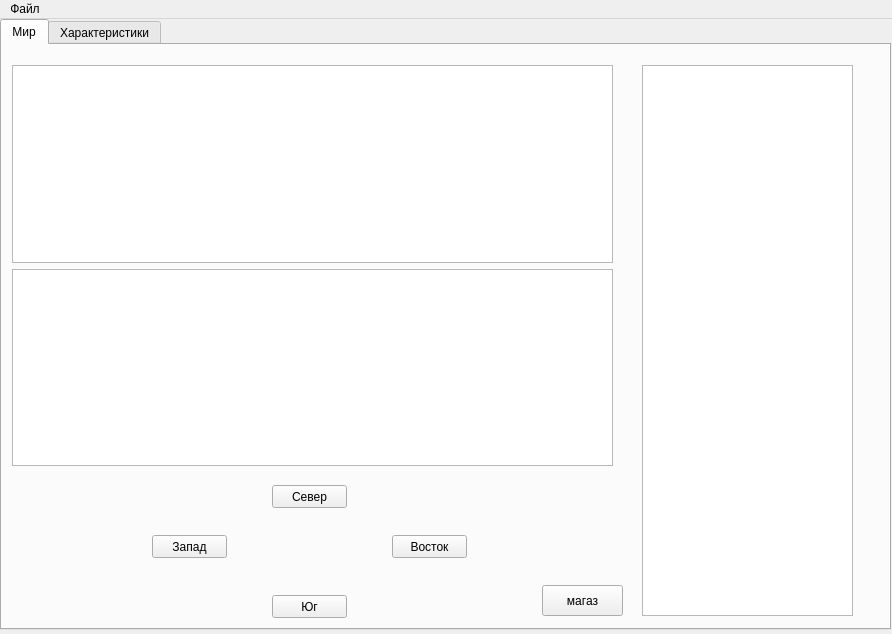
First picture: the form in mainwindow.ui, repository 6rayWa1cher/codename-piratelands, before the edit.
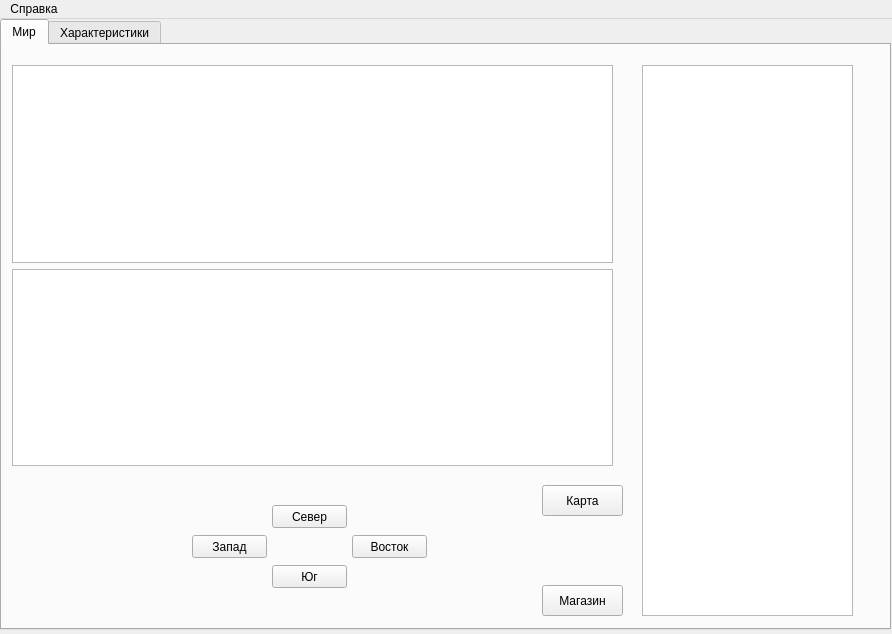
Second picture: the form after the edit.

```diff
--- a/mainwindow.ui
+++ b/mainwindow.ui
@@ -61,7 +61,7 @@
       <property name="geometry">
        <rect>
         <x>270</x>
-        <y>440</y>
+        <y>460</y>
         <width>75</width>
         <height>23</height>
        </rect>
@@ -74,7 +74,7 @@
       <property name="geometry">
        <rect>
         <x>270</x>
-        <y>550</y>
+        <y>520</y>
         <width>75</width>
         <height>23</height>
        </rect>
@@ -86,7 +86,7 @@
      <widget class="QPushButton" name="west">
       <property name="geometry">
        <rect>
-        <x>150</x>
+        <x>190</x>
         <y>490</y>
         <width>75</width>
         <height>23</height>
@@ -99,7 +99,7 @@
      <widget class="QPushButton" name="east">
       <property name="geometry">
        <rect>
-        <x>390</x>
+        <x>350</x>
         <y>490</y>
         <width>75</width>
         <height>23</height>
@@ -152,7 +152,20 @@
        </rect>
       </property>
       <property name="text">
-       <string>магаз</string>
+       <string>Магазин</string>
+      </property>
+     </widget>
+     <widget class="QPushButton" name="map_button">
+      <property name="geometry">
+       <rect>
+        <x>540</x>
+        <y>440</y>
+        <width>81</width>
+        <height>31</height>
+       </rect>
+      </property>
+      <property name="text">
+       <string>Карта</string>
       </property>
      </widget>
     </widget>
@@ -380,14 +393,14 @@
      <height>21</height>
     </rect>
    </property>
-   <widget class="QMenu" name="menu">
+   <widget class="QMenu" name="menu_2">
     <property name="title">
-     <string>Файл</string>
+     <string>Справка</string>
     </property>
     <addaction name="action"/>
     <addaction name="action_2"/>
    </widget>
-   <addaction name="menu"/>
+   <addaction name="menu_2"/>
   </widget>
   <action name="action">
    <property name="text">
```
Left out of the diff: 8 changed lines with no effect on the pictures.
